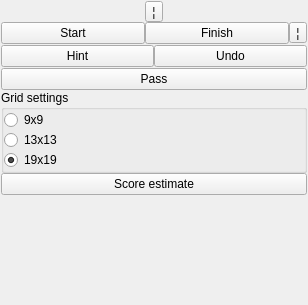
alecs1/home, file qt/qtgo/qtgo/GameSettings.ui: the form before one commit.
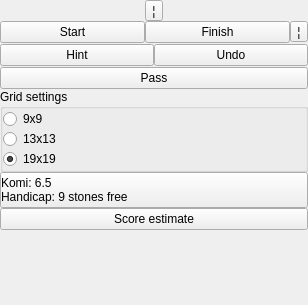
The form after the commit.

Commit message: EOD. Started working on handicap.

The edit to the form file:
```diff
--- a/qt/qtgo/qtgo/GameSettings.ui
+++ b/qt/qtgo/qtgo/GameSettings.ui
@@ -21,18 +21,21 @@
   </property>
   <layout class="QGridLayout" name="gridLayout_4">
    <property name="leftMargin">
-    <number>1</number>
+    <number>0</number>
    </property>
    <property name="topMargin">
-    <number>1</number>
+    <number>0</number>
    </property>
    <property name="rightMargin">
-    <number>1</number>
+    <number>0</number>
    </property>
    <property name="bottomMargin">
-    <number>1</number>
+    <number>0</number>
    </property>
-   <property name="spacing">
+   <property name="horizontalSpacing">
+    <number>0</number>
+   </property>
+   <property name="verticalSpacing">
     <number>1</number>
    </property>
    <item row="1" column="0">
@@ -41,7 +44,7 @@
       <enum>Qt::Vertical</enum>
      </property>
      <property name="sizeType">
-      <enum>QSizePolicy::Preferred</enum>
+      <enum>QSizePolicy::MinimumExpanding</enum>
      </property>
      <property name="sizeHint" stdset="0">
       <size>
@@ -52,11 +55,74 @@
     </spacer>
    </item>
    <item row="0" column="0">
-    <layout class="QGridLayout" name="gridLayout" rowstretch="0,0,0,0,0,0,0,0,0,1">
+    <layout class="QGridLayout" name="gridLayout" rowstretch="0,0,0,0,0,0,0,0,0,0,0">
      <property name="spacing">
       <number>0</number>
      </property>
      <item row="9" column="0">
+      <widget class="QPushButton" name="scoreEstimateButton">
+       <property name="text">
+        <string>Score estimate</string>
+       </property>
+      </widget>
+     </item>
+     <item row="0" column="0">
+      <layout class="QHBoxLayout" name="topRow">
+       <property name="spacing">
+        <number>0</number>
+       </property>
+       <item>
+        <layout class="QVBoxLayout" name="verticalLayout_2">
+         <property name="spacing">
+          <number>0</number>
+         </property>
+         <property name="sizeConstraint">
+          <enum>QLayout::SetMinimumSize</enum>
+         </property>
+         <item>
+          <widget class="QToolButton" name="menuLauncher1">
+           <property name="sizePolicy">
+            <sizepolicy hsizetype="Fixed" vsizetype="Preferred">
+             <horstretch>0</horstretch>
+             <verstretch>0</verstretch>
+            </sizepolicy>
+           </property>
+           <property name="layoutDirection">
+            <enum>Qt::RightToLeft</enum>
+           </property>
+           <property name="text">
+            <string>¦</string>
+           </property>
+          </widget>
+         </item>
+         <item>
+          <spacer name="verticalSpacer_3">
+           <property name="orientation">
+            <enum>Qt::Vertical</enum>
+           </property>
+           <property name="sizeType">
+            <enum>QSizePolicy::MinimumExpanding</enum>
+           </property>
+           <property name="sizeHint" stdset="0">
+            <size>
+             <width>0</width>
+             <height>0</height>
+            </size>
+           </property>
+          </spacer>
+         </item>
+        </layout>
+       </item>
+      </layout>
+     </item>
+     <item row="5" column="0">
+      <layout class="QVBoxLayout" name="playersLayout" stretch="">
+       <property name="spacing">
+        <number>0</number>
+       </property>
+      </layout>
+     </item>
+     <item row="10" column="0">
       <spacer name="verticalSpacer_2">
        <property name="orientation">
         <enum>Qt::Vertical</enum>
@@ -69,6 +135,63 @@
        </property>
       </spacer>
      </item>
+     <item row="7" column="0">
+      <widget class="QGroupBox" name="tableSizeGroupBox">
+       <property name="title">
+        <string>Grid settings</string>
+       </property>
+       <layout class="QVBoxLayout" name="verticalLayout">
+        <property name="spacing">
+         <number>0</number>
+        </property>
+        <property name="leftMargin">
+         <number>0</number>
+        </property>
+        <property name="topMargin">
+         <number>0</number>
+        </property>
+        <property name="rightMargin">
+         <number>0</number>
+        </property>
+        <property name="bottomMargin">
+         <number>0</number>
+        </property>
+        <item>
+         <widget class="QRadioButton" name="button9x9">
+          <property name="text">
+           <string>9x9</string>
+          </property>
+          <attribute name="buttonGroup">
+           <string notr="true">buttonGroup</string>
+          </attribute>
+         </widget>
+        </item>
+        <item>
+         <widget class="QRadioButton" name="button13x13">
+          <property name="text">
+           <string>13x13</string>
+          </property>
+          <attribute name="buttonGroup">
+           <string notr="true">buttonGroup</string>
+          </attribute>
+         </widget>
+        </item>
+        <item>
+         <widget class="QRadioButton" name="button19x19">
+          <property name="text">
+           <string>19x19</string>
+          </property>
+          <property name="checked">
+           <bool>true</bool>
+          </property>
+          <attribute name="buttonGroup">
+           <string notr="true">buttonGroup</string>
+          </attribute>
+         </widget>
+        </item>
+       </layout>
+      </widget>
+     </item>
      <item row="2" column="0">
       <layout class="QGridLayout" name="gridLayout_3">
        <property name="horizontalSpacing">
@@ -185,126 +308,23 @@
        </item>
       </layout>
      </item>
-     <item row="5" column="0">
-      <layout class="QVBoxLayout" name="playersLayout">
-       <property name="spacing">
-        <number>0</number>
-       </property>
-      </layout>
-     </item>
-     <item row="7" column="0">
-      <widget class="QGroupBox" name="tableSizeGroupBox">
-       <property name="title">
-        <string>Grid settings</string>
-       </property>
-       <layout class="QVBoxLayout" name="verticalLayout">
-        <property name="spacing">
-         <number>0</number>
-        </property>
-        <property name="leftMargin">
-         <number>0</number>
-        </property>
-        <property name="topMargin">
-         <number>0</number>
-        </property>
-        <property name="rightMargin">
-         <number>0</number>
-        </property>
-        <property name="bottomMargin">
-         <number>0</number>
-        </property>
-        <item>
-         <widget class="QRadioButton" name="button9x9">
-          <property name="text">
-           <string>9x9</string>
-          </property>
-          <attribute name="buttonGroup">
-           <string notr="true">buttonGroup</string>
-          </attribute>
-         </widget>
-        </item>
-        <item>
-         <widget class="QRadioButton" name="button13x13">
-          <property name="text">
-           <string>13x13</string>
-          </property>
-          <attribute name="buttonGroup">
-           <string notr="true">buttonGroup</string>
-          </attribute>
-         </widget>
-        </item>
-        <item>
-         <widget class="QRadioButton" name="button19x19">
-          <property name="text">
-           <string>19x19</string>
-          </property>
-          <property name="checked">
-           <bool>true</bool>
-          </property>
-          <attribute name="buttonGroup">
-           <string notr="true">buttonGroup</string>
-          </attribute>
-         </widget>
-        </item>
-       </layout>
-      </widget>
-     </item>
      <item row="8" column="0">
-      <widget class="QPushButton" name="scoreEstimateButton">
+      <widget class="QPushButton" name="handicapButton">
+       <property name="sizePolicy">
+        <sizepolicy hsizetype="MinimumExpanding" vsizetype="Fixed">
+         <horstretch>0</horstretch>
+         <verstretch>0</verstretch>
+        </sizepolicy>
+       </property>
+       <property name="styleSheet">
+        <string notr="true">QPushButton { text-align: left; }</string>
+       </property>
        <property name="text">
-        <string>Score estimate</string>
+        <string>Komi: 6.5
+Handicap: 9 stones free</string>
        </property>
       </widget>
      </item>
-     <item row="0" column="0">
-      <layout class="QHBoxLayout" name="topRow">
-       <property name="spacing">
-        <number>0</number>
-       </property>
-       <item>
-        <layout class="QVBoxLayout" name="verticalLayout_2">
-         <property name="spacing">
-          <number>0</number>
-         </property>
-         <property name="sizeConstraint">
-          <enum>QLayout::SetMinimumSize</enum>
-         </property>
-         <item>
-          <widget class="QToolButton" name="menuLauncher1">
-           <property name="sizePolicy">
-            <sizepolicy hsizetype="Fixed" vsizetype="Preferred">
-             <horstretch>0</horstretch>
-             <verstretch>0</verstretch>
-            </sizepolicy>
-           </property>
-           <property name="layoutDirection">
-            <enum>Qt::RightToLeft</enum>
-           </property>
-           <property name="text">
-            <string>¦</string>
-           </property>
-          </widget>
-         </item>
-         <item>
-          <spacer name="verticalSpacer_3">
-           <property name="orientation">
-            <enum>Qt::Vertical</enum>
-           </property>
-           <property name="sizeType">
-            <enum>QSizePolicy::MinimumExpanding</enum>
-           </property>
-           <property name="sizeHint" stdset="0">
-            <size>
-             <width>0</width>
-             <height>0</height>
-            </size>
-           </property>
-          </spacer>
-         </item>
-        </layout>
-       </item>
-      </layout>
-     </item>
     </layout>
    </item>
   </layout>
```
The commit also changes 11 other files.
